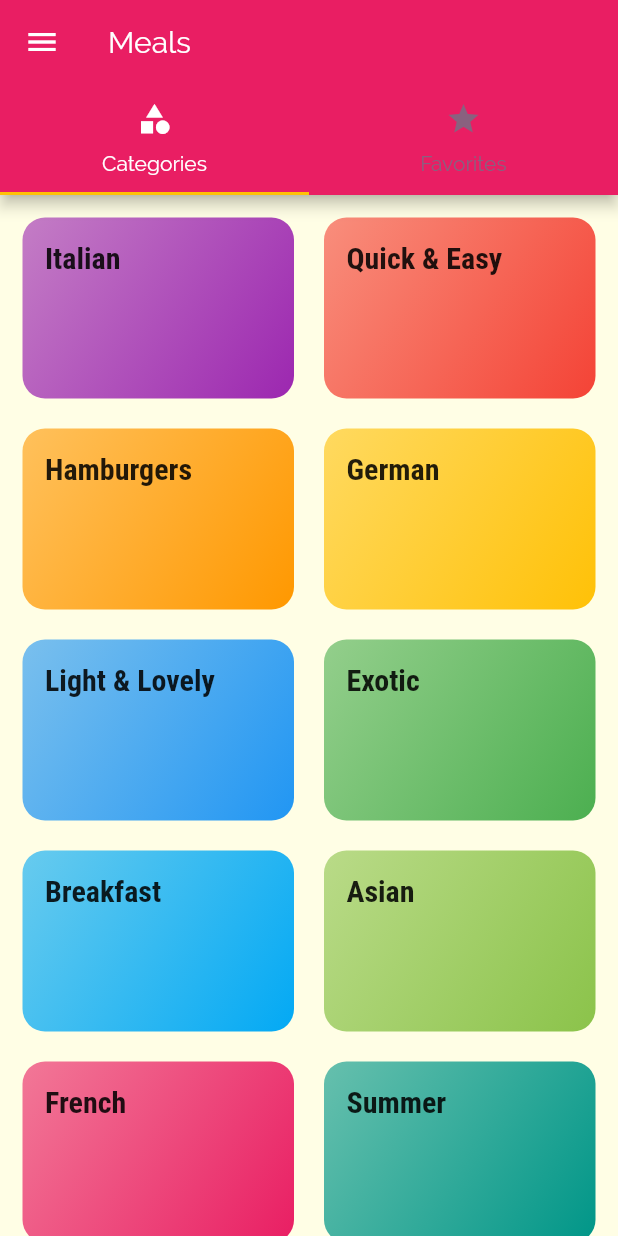
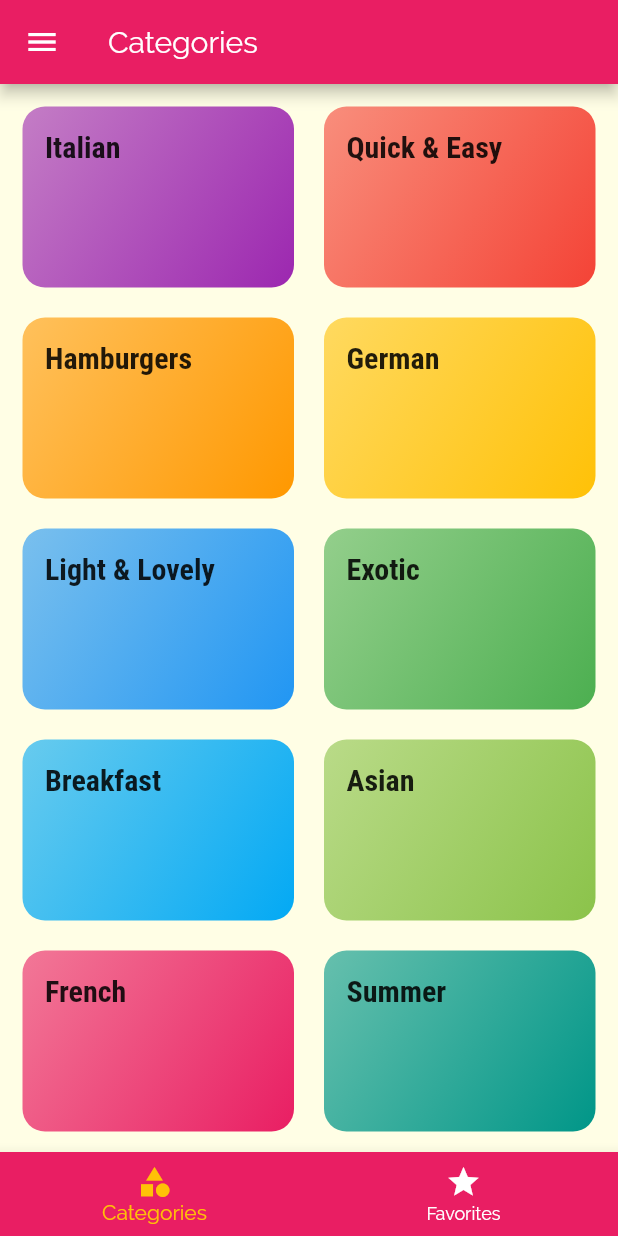
Before and after one commit to FadyWaheed11/DeliFood, a Flutter app: the screen it shows after launch, on a phone screen of 412 x 824 dp. Run offline on Flutter 3.47's test engine with Material 2 defaults, Android fonts, the phone set to English and light mode, and no system bars.

Commit message:
added favorite feature

```diff
--- a/lib/main.dart
+++ b/lib/main.dart
@@ -23,26 +23,45 @@ class _MyAppState extends State<MyApp> {
     'vegetarian': false,
   };
   List<Meal> _availableMeals = DUMMY_MEALS;
+  List<Meal> _favoriteMeals = [];
 
   void _setFilters(Map<String, bool> saveFilters) {
     setState(() {
       _filters = saveFilters;
-      _availableMeals = DUMMY_MEALS.where((meal){
-        if(_filters['gluten'] && !meal.isGlutenFree){
+      _availableMeals = DUMMY_MEALS.where((meal) {
+        if (_filters['gluten'] && !meal.isGlutenFree) {
           return false;
         }
-        if(_filters['lactose'] && !meal.isLactoseFree){
+        if (_filters['lactose'] && !meal.isLactoseFree) {
           return false;
         }
-        if(_filters['vegan'] && !meal.isVegan){
+        if (_filters['vegan'] && !meal.isVegan) {
           return false;
         }
-        if(_filters['vegetarian'] && !meal.isVegetarian){
+        if (_filters['vegetarian'] && !meal.isVegetarian) {
           return false;
         }
         return true;
       }).toList();
     });
+  }
+
+  void _toggleFavorites(String mealId) {
+    final existingIndex =
+        _favoriteMeals.indexWhere((meal) => meal.id == mealId);
+    if (existingIndex >= 0) {
+      setState(() {
+        _favoriteMeals.removeAt(existingIndex);
+      });
+    } else {
+      setState(() {
+        _favoriteMeals.add(DUMMY_MEALS.firstWhere((meal) => meal.id == mealId));
+      });
+    }
+  }
+
+  bool _isFavoriteMeal(String id) {
+    return _favoriteMeals.any((meal) => meal.id == id);
   }
 
   @override
@@ -67,11 +86,12 @@ class _MyAppState extends State<MyApp> {
       title: 'Flutter Demo',
       initialRoute: TabsScreen.routeName,
       routes: {
-        TabsScreen.routeName: (ctx) => TabsScreen(),
+        TabsScreen.routeName: (ctx) => TabsScreen(_favoriteMeals),
         CategoriesScreen.routeName: (ctx) => CategoriesScreen(),
-        CategoryMealsScreen.routeName: (ctx) => CategoryMealsScreen(_availableMeals),
-        MealDetailScreen.routeName: (ctx) => MealDetailScreen(),
-        FilterScreen.routeName: (ctx) => FilterScreen(_filters,_setFilters),
+        CategoryMealsScreen.routeName: (ctx) =>
+            CategoryMealsScreen(_availableMeals),
+        MealDetailScreen.routeName: (ctx) => MealDetailScreen(_toggleFavorites,_isFavoriteMeal),
+        FilterScreen.routeName: (ctx) => FilterScreen(_filters, _setFilters),
       },
     );
   }
--- a/lib/screens/category_meals_screen.dart
+++ b/lib/screens/category_meals_screen.dart
@@ -32,11 +32,6 @@ class _CategoryMealsScreenState extends State<CategoryMealsScreen> {
     super.didChangeDependencies();
   }
 
-  void _removeMeal(String mealId) {
-    setState(() {
-      displayedMeals.removeWhere((meal) => meal.id == mealId);
-    });
-  }
 
   @override
   Widget build(BuildContext context) {
@@ -52,7 +47,6 @@ class _CategoryMealsScreenState extends State<CategoryMealsScreen> {
             duration: index.duration,
             complexity: index.complexity,
             affordability: index.affordability,
-            removeItem: _removeMeal,
           );
         },
         itemCount: displayedMeals.length,
--- a/lib/screens/filter_screen.dart
+++ b/lib/screens/filter_screen.dart
@@ -81,7 +81,7 @@ class _FilterScreenState extends State<FilterScreen> {
                 });
               }),
               _buildSwitchListTile('Vegetarian-free',
-                  'Only include gluten-free meals.', _vegetarianFree, (newValue) {
+                  'Only include Vegetarian-free meals.', _vegetarianFree, (newValue) {
                 setState(() {
                   _vegetarianFree = newValue;
                 });
--- a/lib/screens/tabs_screen.dart
+++ b/lib/screens/tabs_screen.dart
@@ -1,40 +1,74 @@
-import 'package:delifood/screens/favorites_screen.dart';
-import 'package:delifood/widgets/main_drawer.dart';
 import 'package:flutter/material.dart';
-import 'categories_screen.dart';
+
+import '../widgets/main_drawer.dart';
+import './favorites_screen.dart';
+import './categories_screen.dart';
+import '../models/meal.dart';
 
 class TabsScreen extends StatefulWidget {
-  static const routeName = '/home';
+
+  static const routeName = 'tabs-screen';
+  final List<Meal> favoriteMeals;
+
+  TabsScreen(this.favoriteMeals);
+
   @override
   _TabsScreenState createState() => _TabsScreenState();
 }
 
 class _TabsScreenState extends State<TabsScreen> {
+  List<Map<String, Object>> _pages;
+  int _selectedPageIndex = 0;
+
+  @override
+  void initState() {
+    _pages = [
+      {
+        'page': CategoriesScreen(),
+        'title': 'Categories',
+      },
+      {
+        'page': FavoritesScreen(widget.favoriteMeals),
+        'title': 'Your Favorite',
+      },
+    ];
+    super.initState();
+  }
+
+  void _selectPage(int index) {
+    setState(() {
+      _selectedPageIndex = index;
+    });
+  }
+
   @override
   Widget build(BuildContext context) {
-    return DefaultTabController(
-        initialIndex: 0,
-        length: 2,
-        child: Scaffold(
+    return Scaffold(
       appBar: AppBar(
-            title: Text('Meals'),
-            bottom: TabBar(
-              unselectedLabelColor: Colors.blueGrey.withOpacity(0.7),
-              tabs: <Widget>[
-                Tab(
+        title: Text(_pages[_selectedPageIndex]['title']),
+      ),
+      drawer: MainDrawer(),
+      body: _pages[_selectedPageIndex]['page'],
+      bottomNavigationBar: BottomNavigationBar(
+        onTap: _selectPage,
+        backgroundColor: Theme.of(context).primaryColor,
+        unselectedItemColor: Colors.white,
+        selectedItemColor: Theme.of(context).accentColor,
+        currentIndex: _selectedPageIndex,
+        // type: BottomNavigationBarType.fixed,
+        items: [
+          BottomNavigationBarItem(
+            backgroundColor: Theme.of(context).primaryColor,
             icon: Icon(Icons.category),
-                  text: 'Categories',
+            title: Text('Categories'),
           ),
-                Tab(
+          BottomNavigationBarItem(
+            backgroundColor: Theme.of(context).primaryColor,
             icon: Icon(Icons.star),
-                  text: 'Favorites',
+            title: Text('Favorites'),
           ),
         ],
       ),
-          ),
-          drawer: MainDrawer(),
-          body: TabBarView(
-              children: <Widget>[CategoriesScreen(), FavoritesScreen()]),
-        ));
+    );
   }
 }
```
Also changed, not shown: lib/screens/favorites_screen.dart (+26 -3 lines), lib/screens/meal_detail.dart (+5 -5 lines), lib/widgets/meal_item.dart (+2 -8 lines). Lines whose indentation alone changed are shown as unchanged.
